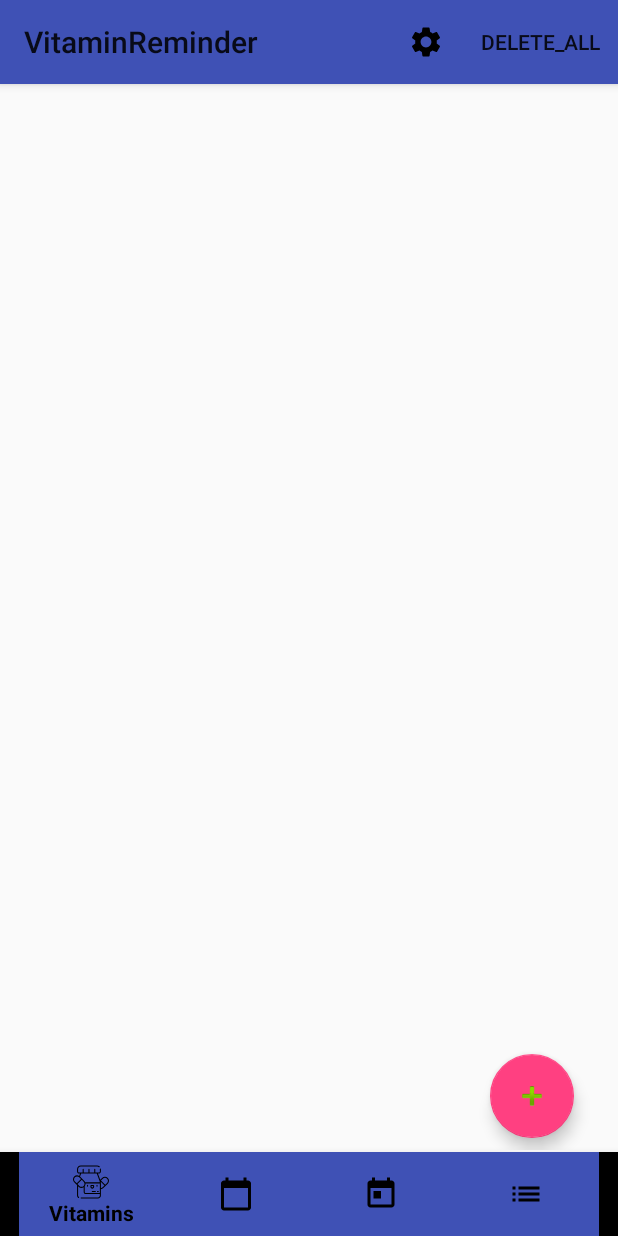
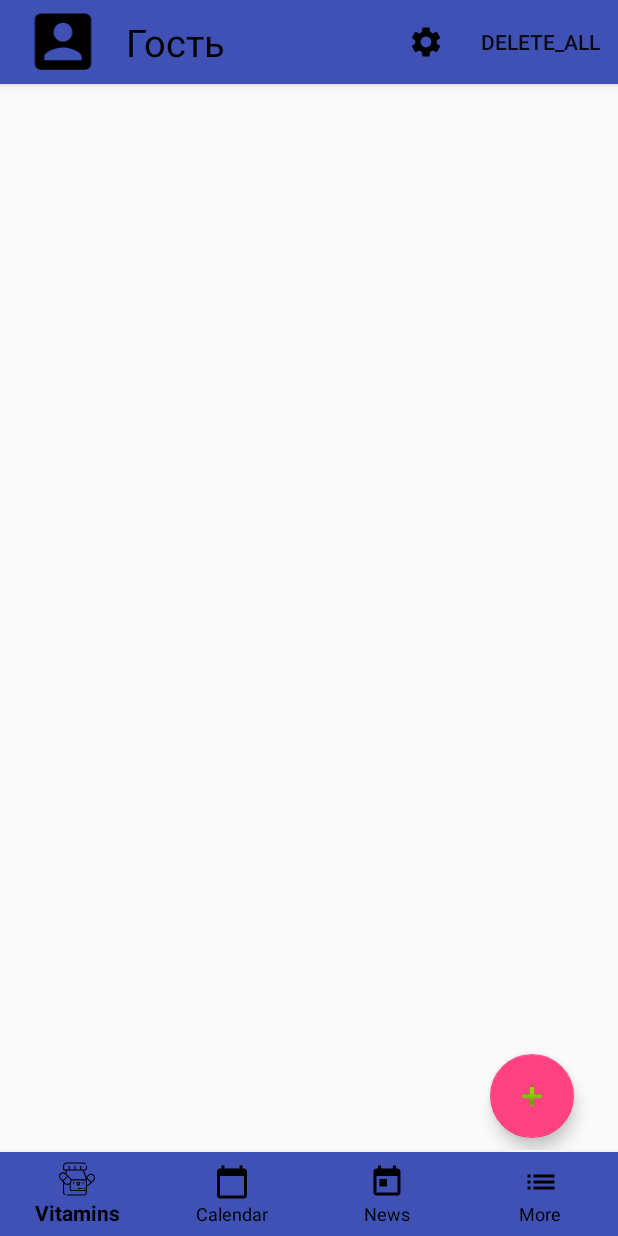
Before and after one commit to Maximusthefuture/ToDoTask, an Android app: the screen it shows after launch (MainActivity), on a phone screen of 412 x 824 dp. Run offline under Robolectric (Android 15) with nearby library versions, the phone set to English and light mode, and no system bars; our stand-ins replace androidx.preference.

Commit message:
Added DrawerLayout

```diff
--- a/app/src/main/java/com/example/maximus/vitaminreminder/MainActivity.java
+++ b/app/src/main/java/com/example/maximus/vitaminreminder/MainActivity.java
@@ -3,23 +3,32 @@ package com.example.maximus.vitaminreminder;
 
 
 import androidx.annotation.NonNull;
+import androidx.appcompat.app.ActionBarDrawerToggle;
 import androidx.appcompat.app.AppCompatActivity;
 import androidx.appcompat.widget.Toolbar;
+import androidx.core.view.GravityCompat;
 import androidx.fragment.app.Fragment;
 import androidx.fragment.app.FragmentManager;
 
 import android.annotation.SuppressLint;
 import android.content.Intent;
 import android.os.Bundle;
+
+import androidx.drawerlayout.widget.DrawerLayout;
+
+
 import android.util.Log;
+import android.view.Gravity;
 import android.view.MenuItem;
-;
+import android.view.View;
+import android.widget.LinearLayout;
 
 import com.example.maximus.vitaminreminder.calendar.CalendarFragment;
 import com.example.maximus.vitaminreminder.more_options.MoreOptionFragment;
 import com.example.maximus.vitaminreminder.more_options.MoreOptionsActivity;
 import com.example.maximus.vitaminreminder.news_list.NewsFragment;
 import com.example.maximus.vitaminreminder.tasks.TasksFragment;
+import com.google.android.material.appbar.AppBarLayout;
 import com.google.android.material.bottomnavigation.BottomNavigationItemView;
 import com.google.android.material.bottomnavigation.BottomNavigationMenuView;
 import com.google.android.material.bottomnavigation.BottomNavigationView;
@@ -33,7 +42,10 @@ public class MainActivity extends AppCompatActivity {
     final Fragment newsFragment = new NewsFragment();
     final Fragment settingFragment = new MoreOptionFragment();
     final FragmentManager fm = getSupportFragmentManager();
+    private LinearLayout linearLayoutToolbar;
     Fragment active = tasksFragment;
+    DrawerLayout drawerLayout;
+    ActionBarDrawerToggle toggle;
 
 
     private BottomNavigationView bottomNavigationView;
@@ -46,7 +58,16 @@ public class MainActivity extends AppCompatActivity {
         Toolbar toolbar = findViewById(R.id.toolbar);
         setSupportActionBar(toolbar);
 
+        linearLayoutToolbar = findViewById(R.id.linear_toolbar);
+
+        drawerLayout = findViewById(R.id.drawer_layout);
+
         bottomNavigationView = findViewById(R.id.nav_bottom_view);
+
+        toggle = new ActionBarDrawerToggle(this, drawerLayout, toolbar, R.string.open, R.string.close);
+
+        drawerLayout.addDrawerListener(toggle);
+
 
 //        disableShiftMode(bottomNavigationView);
 
@@ -56,6 +77,20 @@ public class MainActivity extends AppCompatActivity {
         fm.beginTransaction().add(R.id.main_container, newsFragment, "3").hide(newsFragment).commit();
         fm.beginTransaction().add(R.id.main_container, calendarFragment, "2").hide(calendarFragment).commit();
         fm.beginTransaction().add(R.id.main_container, tasksFragment, "1").commit();
+
+
+        openDrawerOnClickInAccount();
+    }
+
+
+    public void openDrawerOnClickInAccount() {
+        linearLayoutToolbar.setOnClickListener(new View.OnClickListener() {
+            @Override
+            public void onClick(View v) {
+                drawerLayout.openDrawer(GravityCompat.START);
+            }
+        });
+
     }
 
 
--- /dev/null
+++ b/app/src/main/res/drawable/ic_baseline_account_box_24px.xml
@@ -0,0 +1,9 @@
+<vector xmlns:android="http://schemas.android.com/apk/res/android"
+    android:width="24dp"
+    android:height="24dp"
+    android:viewportWidth="24"
+    android:viewportHeight="24">
+  <path
+      android:fillColor="#FF000000"
+      android:pathData="M3,5v14c0,1.1 0.89,2 2,2h14c1.1,0 2,-0.9 2,-2L21,5c0,-1.1 -0.9,-2 -2,-2L5,3c-1.11,0 -2,0.9 -2,2zM15,9c0,1.66 -1.34,3 -3,3s-3,-1.34 -3,-3 1.34,-3 3,-3 3,1.34 3,3zM6,17c0,-2 4,-3.1 6,-3.1s6,1.1 6,3.1v1L6,18v-1z"/>
+</vector>
--- a/app/src/main/res/layout/activity_main.xml
+++ b/app/src/main/res/layout/activity_main.xml
@@ -1,61 +1,25 @@
 <?xml version="1.0" encoding="utf-8"?>
-<androidx.constraintlayout.widget.ConstraintLayout xmlns:android="http://schemas.android.com/apk/res/android"
-    xmlns:app="http://schemas.android.com/apk/res-auto"
-    xmlns:tools="http://schemas.android.com/tools"
-    android:layout_width="match_parent"
-    android:layout_height="match_parent"
-    tools:context=".MainActivity"
-    android:id="@+id/container">
+<androidx.drawerlayout.widget.DrawerLayout android:id="@+id/drawer_layout"
+xmlns:android="http://schemas.android.com/apk/res/android"
+android:layout_width="match_parent"
+android:layout_height="match_parent"
+tools:openDrawer="start"
+xmlns:tools="http://schemas.android.com/tools"
+xmlns:app="http://schemas.android.com/apk/res-auto">
 
 
+<include
+    android:layout_height="match_parent"
+    android:layout_width="match_parent"
+    layout="@layout/drawer_layout"/>
 
- <com.google.android.material.appbar.AppBarLayout
-        android:id="@+id/appBarLayout"
-        android:layout_width="match_parent"
-        android:layout_height="wrap_content"
-        app:layout_constraintEnd_toEndOf="parent"
-        app:layout_constraintStart_toStartOf="parent"
-        app:layout_constraintTop_toTopOf="parent">
+<com.google.android.material.navigation.NavigationView
+    android:id="@+id/nav_view"
+    android:layout_width="wrap_content"
+    android:layout_height="match_parent"
+    android:layout_gravity="start"
+    app:headerLayout="@layout/nav_header_main"
+    app:menu="@menu/activity_main_drawer"
+    />
 
-       <androidx.appcompat.widget.Toolbar
-            android:id="@+id/toolbar"
-            android:layout_width="match_parent"
-            android:layout_height="?attr/actionBarSize"
-            android:background="@color/colorPrimary">
-    </androidx.appcompat.widget.Toolbar>
- </com.google.android.material.appbar.AppBarLayout>
-
-
-    <include
-        layout="@layout/content_main"
-        android:layout_width="0dp"
-        android:layout_height="0dp"
-        app:layout_constraintBottom_toTopOf="@+id/nav_bottom_view"
-        app:layout_constraintEnd_toEndOf="parent"
-        app:layout_constraintStart_toStartOf="parent"
-        app:layout_constraintTop_toBottomOf="@id/appBarLayout"/>
-        <!--app:layout_constraintBottom_toBottomOf="parent"-->
-
-
-
-
-
-
-
-    <com.google.android.material.bottomnavigation.BottomNavigationView
-        android:id="@+id/nav_bottom_view"
-        android:layout_width="match_parent"
-        android:layout_height="wrap_content"
-        app:layout_constraintBottom_toBottomOf="parent"
-        android:layout_marginEnd="0dp"
-        android:layout_marginStart="0dp"
-        app:itemBackground="@color/colorPrimary"
-        app:layout_constraintLeft_toLeftOf="parent"
-        app:layout_constraintRight_toRightOf="parent"
-        app:itemIconTint="@drawable/nav_item_color_state"
-        app:itemTextColor="@drawable/nav_item_color_state"
-        app:menu="@menu/bottom_navigation_main">
-
-    </com.google.android.material.bottomnavigation.BottomNavigationView>
-
-</androidx.constraintlayout.widget.ConstraintLayout>
+</androidx.drawerlayout.widget.DrawerLayout>
--- /dev/null
+++ b/app/src/main/res/layout/drawer_layout.xml
@@ -0,0 +1,83 @@
+<?xml version="1.0" encoding="utf-8"?>
+<androidx.constraintlayout.widget.ConstraintLayout xmlns:android="http://schemas.android.com/apk/res/android"
+    xmlns:app="http://schemas.android.com/apk/res-auto"
+    xmlns:tools="http://schemas.android.com/tools"
+    android:layout_width="match_parent"
+    android:layout_height="match_parent"
+    tools:context=".MainActivity"
+    android:id="@+id/container">
+
+
+
+    <com.google.android.material.appbar.AppBarLayout
+        android:id="@+id/appBarLayout"
+        android:layout_width="match_parent"
+        android:layout_height="wrap_content"
+        app:layout_constraintEnd_toEndOf="parent"
+        app:layout_constraintStart_toStartOf="parent"
+        app:layout_constraintTop_toTopOf="parent">
+
+        <androidx.appcompat.widget.Toolbar
+            android:id="@+id/toolbar"
+            android:layout_width="match_parent"
+            android:layout_height="?attr/actionBarSize"
+            android:background="@color/colorPrimary">
+
+
+            <LinearLayout
+                android:id="@+id/linear_toolbar"
+                android:layout_width="match_parent"
+                android:layout_height="match_parent">
+
+                <ImageView
+                    android:layout_width="60dp"
+                    android:layout_height="50dp"
+                    android:layout_gravity="center"
+                    android:src="@drawable/ic_baseline_account_box_24px"
+                    android:paddingRight="8dp"/>
+
+                <TextView
+                    android:layout_width="wrap_content"
+                    android:layout_height="wrap_content"
+                    android:layout_gravity="center"
+                    android:layout_marginStart="8dp"
+                    android:text="Гость"
+                    android:textColor="@android:color/black"
+                    android:textSize="25sp"/>
+
+            </LinearLayout>
+        </androidx.appcompat.widget.Toolbar>
+    </com.google.android.material.appbar.AppBarLayout>
+
+
+    <include
+        layout="@layout/content_main"
+        android:layout_width="0dp"
+        android:layout_height="0dp"
+        app:layout_constraintBottom_toTopOf="@+id/nav_bottom_view"
+        app:layout_constraintEnd_toEndOf="parent"
+        app:layout_constraintHorizontal_bias="0.0"
+        app:layout_constraintStart_toStartOf="parent"
+        app:layout_constraintTop_toBottomOf="@id/appBarLayout"
+        app:layout_constraintVertical_bias="1.0" />
+    <!--app:layout_constraintBottom_toBottomOf="parent"-->
+
+    <com.google.android.material.bottomnavigation.BottomNavigationView
+        android:id="@+id/nav_bottom_view"
+        android:layout_width="match_parent"
+        android:layout_height="wrap_content"
+        app:layout_constraintBottom_toBottomOf="parent"
+        android:layout_marginEnd="0dp"
+        android:layout_marginStart="0dp"
+        app:itemBackground="@color/colorPrimary"
+        android:background="@color/colorPrimary"
+        app:layout_constraintLeft_toLeftOf="parent"
+        app:layout_constraintRight_toRightOf="parent"
+        app:itemIconTint="@drawable/nav_item_color_state"
+        app:itemTextColor="@drawable/nav_item_color_state"
+        app:menu="@menu/bottom_navigation_main"
+        app:labelVisibilityMode="labeled">
+
+    </com.google.android.material.bottomnavigation.BottomNavigationView>
+
+</androidx.constraintlayout.widget.ConstraintLayout>
--- /dev/null
+++ b/app/src/main/res/layout/nav_header_main.xml
@@ -0,0 +1,43 @@
+<?xml version="1.0" encoding="utf-8"?>
+<RelativeLayout xmlns:android="http://schemas.android.com/apk/res/android"
+    android:id="@+id/nav_header"
+    android:layout_width="match_parent"
+    android:layout_height="160dp"
+    android:background="@color/colorPrimary"
+    android:clickable="true"
+    android:focusable="true"
+    android:foreground="?attr/selectableItemBackgroundBorderless"
+    android:gravity="bottom"
+    android:orientation="vertical"
+    android:padding="16dp"
+    android:theme="@style/ThemeOverlay.AppCompat.Dark">
+
+    <ImageView
+        android:id="@+id/nav_header_imageView"
+        android:layout_width="64dp"
+        android:layout_height="64dp"
+        android:background="@drawable/circle"
+        android:src="@drawable/ic_baseline_account_box_24px" />
+
+
+    <TextView
+
+        android:id="@+id/account_name"
+        android:layout_width="wrap_content"
+        android:layout_height="wrap_content"
+        android:layout_marginStart="16dp"
+        android:textAppearance="@style/TextAppearance.AppCompat.Body1"
+        android:layout_toRightOf="@+id/nav_header_imageView"
+        android:text="Гость" />
+
+    <TextView
+        android:id="@+id/nav_header_textView"
+        android:layout_width="match_parent"
+        android:layout_height="wrap_content"
+        android:paddingTop="20dp"
+        android:layout_marginStart="16dp"
+        android:layout_toRightOf="@+id/nav_header_imageView"
+        android:text="@string/create_account"
+        android:textAppearance="@style/TextAppearance.AppCompat.Body1" />
+
+</RelativeLayout>
--- /dev/null
+++ b/app/src/main/res/menu/activity_main_drawer.xml
@@ -0,0 +1,21 @@
+<?xml version="1.0" encoding="utf-8"?>
+<menu xmlns:android="http://schemas.android.com/apk/res/android">
+
+
+  <item
+      android:title="Fragment1"/>
+
+
+
+    <item
+        android:title="Fragment1"/>
+
+
+    <item
+        android:title="Fragment1"/>
+
+
+    <item
+        android:title="Fragment1"/>
+
+</menu>
--- a/app/src/main/res/values/strings.xml
+++ b/app/src/main/res/values/strings.xml
@@ -31,4 +31,6 @@
     <string name="enter_in_app">Войти</string>
     <string name="enter_in_app_summary">Вход для зарегистрированного пользователя</string>
     <string name="create_account_summary">Создать бесплатный аккаунт</string>
+    <string name="open">Open</string>
+    <string name="close">Close</string>
 </resources>
```
